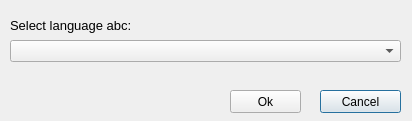
This is FormSelectLanguage.ui in mazbrili/qabcs as Qt 5 draws it before an edit. The edited form follows.
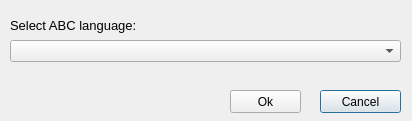
This is the edited form.

What changed in the file:
```diff
--- a/FormSelectLanguage.ui
+++ b/FormSelectLanguage.ui
@@ -28,7 +28,7 @@
     </font>
    </property>
    <property name="text">
-    <string>Select language abc:</string>
+    <string>Select ABC language:</string>
    </property>
   </widget>
   <widget class="QComboBox" name="comboBox">
```
